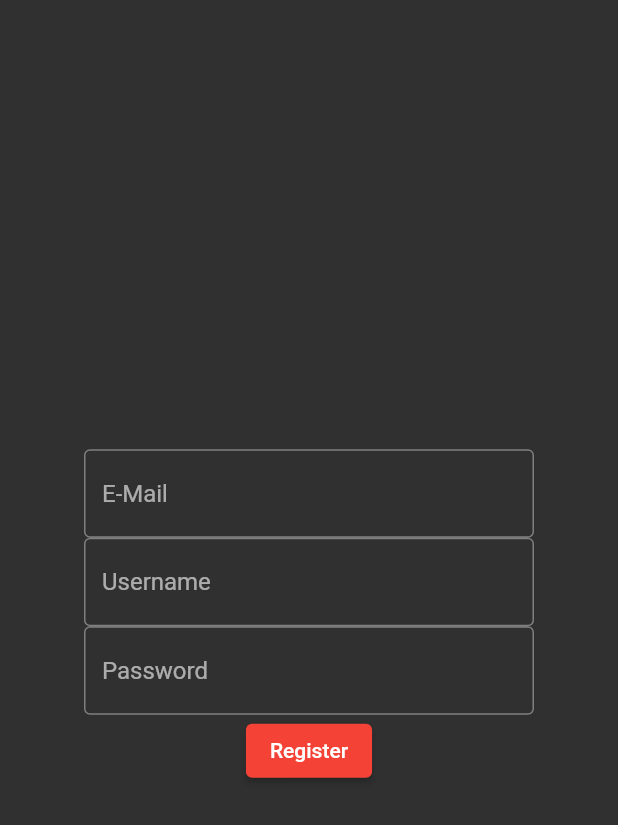
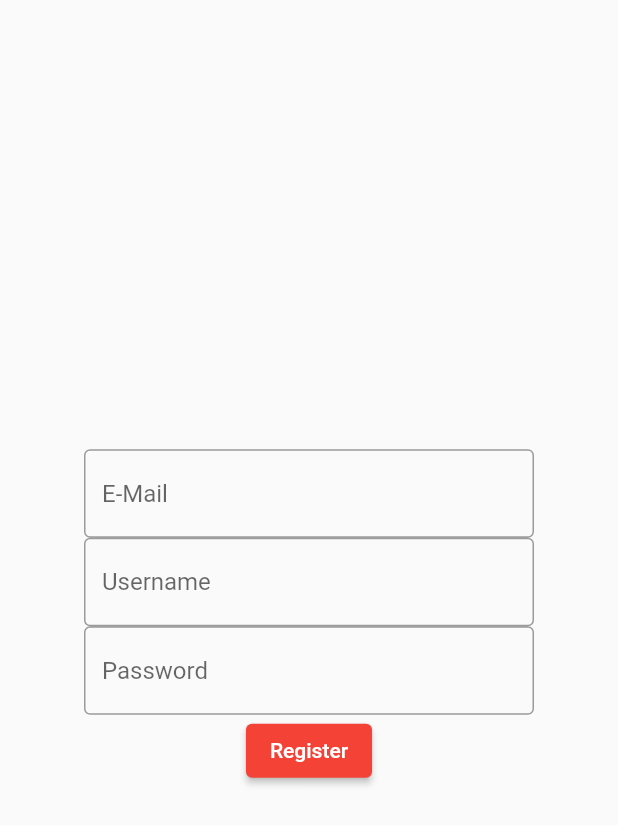
Before and after one commit to JohannesF99/mobile-application-1, a Flutter app: the screen it shows after launch, after a tap on "Register", on a phone screen of 412 x 824 dp. Shown: the top 825 px of the screen. Run offline on Flutter 3.47's test engine with Material 2 defaults, Android fonts, the phone set to English and light mode, and no system bars; our stand-ins replace shared_preferences; network calls fail.

Commit message:
-added themes data class -made main class stateful -added dark mode switch -added clear function to StoreManager.dart

```diff
--- a/lib/main.dart
+++ b/lib/main.dart
@@ -1,27 +1,45 @@
 import 'package:flutter/material.dart';
+import 'package:mobileapplication1/utils/AppThemes.dart';
+import 'package:mobileapplication1/utils/StoreManager.dart';
 import 'screen/ContentScreen.dart';
 
 void main() {
   runApp(const MyApp());
 }
 
-class MyApp extends StatelessWidget {
+class MyApp extends StatefulWidget {
   const MyApp({Key? key}) : super(key: key);
 
-  final MaterialColor? mainColor = Colors.red;
+  @override
+  _MyAppState createState() => _MyAppState();
+
+  /// InheritedWidget style accessor to our State object.
+  static _MyAppState? of(BuildContext context) =>
+      context.findAncestorStateOfType<_MyAppState>();
+}
+
+class _MyAppState extends State<MyApp> {
+  /// 1) our themeMode "state" field
+  ThemeMode _themeMode = ThemeMode.system;
 
   @override
   Widget build(BuildContext context) {
     return MaterialApp(
       title: 'Mobile Application 1',
-      theme: ThemeData(
-        primarySwatch: mainColor,
-        brightness: Brightness.dark,
-        appBarTheme: AppBarTheme(backgroundColor: mainColor![900]),
-        drawerTheme: DrawerThemeData(backgroundColor: mainColor![900])
-      ),
+      theme: AppThemes.lightTheme,
+      darkTheme: AppThemes.darkTheme,
+      themeMode: _themeMode,
       debugShowCheckedModeBanner: false,
-      home: const ContentScreen(title: 'Mobile Application 1'),
+      home: const ContentScreen(),
     );
   }
+
+  /// 3) Call this to change theme from any context using "of" accessor
+  /// e.g.:
+  /// MyApp.of(context).changeTheme(ThemeMode.dark);
+  void changeTheme(ThemeMode themeMode) {
+    setState(() {
+      _themeMode = themeMode;
+    });
+  }
 }
--- a/lib/screen/ContentScreen.dart
+++ b/lib/screen/ContentScreen.dart
@@ -1,13 +1,12 @@
 import 'package:flutter/material.dart';
 import 'package:mobileapplication1/api/BackendAPI.dart';
 
+import '../main.dart';
 import 'LoginScreen.dart';
-import 'RegisterScreen.dart';
 import '../utils/StoreManager.dart';
 
 class ContentScreen extends StatefulWidget {
-  const ContentScreen({Key? key, required this.title}) : super(key: key);
-  final String title;
+  const ContentScreen({Key? key}) : super(key: key);
 
   @override
   State<ContentScreen> createState() => _ContentScreenState();
@@ -56,7 +55,7 @@ class _ContentScreenState extends State<ContentScreen> {
                 StorageManager.readData("token").then((value) async {
                   BackendAPI().logoutUser(value);
                 });
-                StorageManager.deleteData("token");
+                StorageManager.clearAll();
                 Navigator.pop(context);
                 Navigator.push(
                     context,
@@ -76,9 +75,8 @@ class _ContentScreenState extends State<ContentScreen> {
                     activeColor: Colors.black,
                       value: darkMode,
                       onChanged: (value){
-                        setState(() {
-                          darkMode = value;
-                        });
+                        darkMode = value;
+                        _setThemeMode(value);
                       })
                 ],
               ),
@@ -88,12 +86,11 @@ class _ContentScreenState extends State<ContentScreen> {
       ),
       appBar: AppBar(
         backgroundColor: Theme.of(context).appBarTheme.backgroundColor,
-        title: Text(widget.title),
+        title: const Text("Mobile Application 1"),
         actions: <Widget>[
           IconButton(
             icon: const Icon(
-              Icons.help,
-              color: Colors.white,
+              Icons.help_outline,
             ),
             onPressed: () {
               showDialog(context: context, builder: (BuildContext context){
@@ -115,4 +112,12 @@ class _ContentScreenState extends State<ContentScreen> {
       ),
     );
   }
+
+  _setThemeMode(bool darkMode) {
+    if (darkMode) {
+      MyApp.of(context)!.changeTheme(ThemeMode.dark);
+    } else {
+      MyApp.of(context)!.changeTheme(ThemeMode.light);
+    }
+  }
 }
--- /dev/null
+++ b/lib/utils/AppThemes.dart
@@ -0,0 +1,17 @@
+import 'package:flutter/material.dart';
+
+class AppThemes{
+  static final lightTheme = ThemeData(
+      primarySwatch: Colors.red,
+      brightness: Brightness.light,
+      appBarTheme: AppBarTheme(backgroundColor: Colors.red[900]),
+      drawerTheme: DrawerThemeData(backgroundColor: Colors.red[900])
+  );
+
+  static final darkTheme = ThemeData(
+      primarySwatch: Colors.red,
+      brightness: Brightness.dark,
+      appBarTheme: AppBarTheme(backgroundColor: Colors.red[900]),
+      drawerTheme: DrawerThemeData(backgroundColor: Colors.red[900])
+  );
+}
--- a/lib/utils/StoreManager.dart
+++ b/lib/utils/StoreManager.dart
@@ -22,4 +22,9 @@ class StorageManager {
     final prefs = await SharedPreferences.getInstance();
     return prefs.remove(key);
   }
+
+  static void clearAll() async {
+    final prefs = await SharedPreferences.getInstance();
+    prefs.clear();
+  }
 }
```
